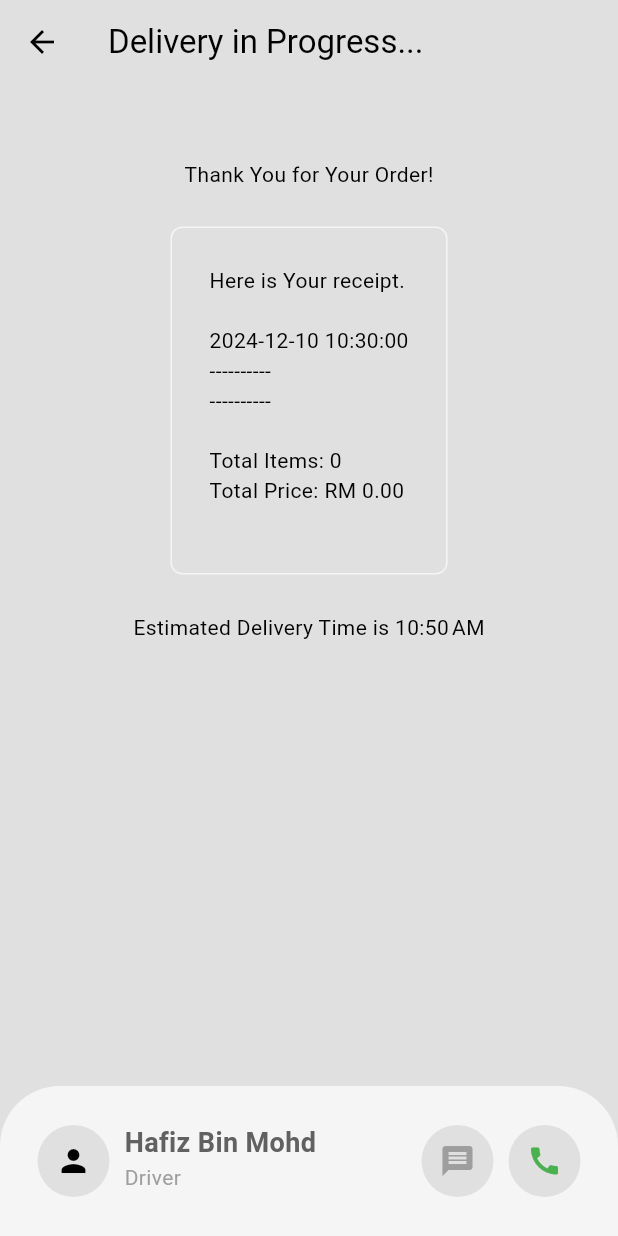
After one commit to Abdallemo/DoorDash-Smart-Food-App, a Flutter app: the DeliveryProgressPage screen opened directly, on a phone screen of 412 x 824 dp. The commit adds this screen. Run offline on Flutter 3.47's test engine with Material 3 defaults, Android fonts, the phone set to English and light mode, and no system bars; our stand-ins replace firebase_core, flutter_credit_card; accounts and stored records are empty.

Commit message:
time for backend

```diff
--- a/lib/Models/cart_item.dart
+++ b/lib/Models/cart_item.dart
@@ -1,5 +1,4 @@
 import 'package:dashdoor/Models/food.dart';
-import 'package:flutter/material.dart';
 
 class CartItem {
   Food food;
--- a/lib/Models/food.dart
+++ b/lib/Models/food.dart
@@ -33,7 +33,7 @@ enum FoodCatagory
 
 class Addon{
   String name;
-  num price;
+  double price;
 
   Addon({
     required this.name,
--- a/lib/Models/resturent.dart
+++ b/lib/Models/resturent.dart
@@ -2,6 +2,7 @@ import 'package:collection/collection.dart';
 import 'package:dashdoor/Models/cart_item.dart';
 import 'package:dashdoor/Models/food.dart';
 import 'package:flutter/material.dart';
+import 'package:intl/intl.dart';
 
 class Resturent extends ChangeNotifier {
   final List<Food> _fullmenu = [
@@ -410,7 +411,6 @@ class Resturent extends ChangeNotifier {
   final List<CartItem> _cart = [];
   List<CartItem> get cart => _cart;
 
-
   //OP
   void addToCart(Food food, List<Addon> selectedAddons) {
     CartItem? cartItem = _cart.firstWhereOrNull((item) {
@@ -429,59 +429,91 @@ class Resturent extends ChangeNotifier {
     notifyListeners();
   }
 
-
-
-  void removeFromCart(CartItem cartItem){
+  void removeFromCart(CartItem cartItem) {
     int cartIndex = _cart.indexOf(cartItem);
 
-    if (cartIndex!=-1) {
-      if (_cart[cartIndex].quantity>1) {
-        _cart[cartIndex].quantity --;
-
-      }else{
+    if (cartIndex != -1) {
+      if (_cart[cartIndex].quantity > 1) {
+        _cart[cartIndex].quantity--;
+      } else {
         _cart.removeAt(cartIndex);
       }
     }
     notifyListeners();
   }
 
-
-  double getTotalPrice(){
+  double getTotalPrice() {
     double total = 0.0;
 
-    for(CartItem cartItem in _cart){
+    for (CartItem cartItem in _cart) {
       double itemTotal = cartItem.food.price;
       for (Addon addon in cartItem.selectedAddons) {
         itemTotal += addon.price;
       }
 
       total += itemTotal * cartItem.quantity;
-
-
     }
 
     return total;
   }
 
-
   //total item Count;
-  int getTotalItemCount(){
+  int getTotalItemCount() {
     int totalItemCount = 0;
-    for(CartItem cartItem in _cart){
+    for (CartItem cartItem in _cart) {
       totalItemCount += cartItem.quantity;
     }
 
     return totalItemCount;
   }
 
-
   //clearing cart code
 
-
-  void clearCart(){
+  void clearCart() {
     _cart.clear();
     notifyListeners();
   }
 
+//report Generator
 
+  String displayCartReceipt() {
+    final receipt = StringBuffer();
+    receipt.writeln("Here is Your receipt.");
+    receipt.writeln();
+
+    //fomtd dte
+
+    String formatedDate =
+        DateFormat('yyyy-MM-dd HH:mm:ss').format(DateTime.now());
+    receipt.writeln(formatedDate);
+    receipt.writeln("----------");
+    for (final cartItem in _cart) {
+      receipt.writeln(
+          "${cartItem.quantity} X ${cartItem.food.name} - ${_formatPrice(cartItem.food.price)}");
+      if (cartItem.selectedAddons.isNotEmpty) {
+        receipt
+            .writeln("   Add-ons: ${_formatAddons(cartItem.selectedAddons)}");
+      }
+      receipt.writeln();
+
+    }
+    receipt.writeln("----------");
+      receipt.writeln();
+    receipt.writeln("Total Items: ${getTotalItemCount()}");
+    receipt.writeln("Total Price: ${_formatPrice(getTotalPrice())}");
+
+    return receipt.toString();
+
+
+  }
+
+  String _formatPrice(double pirce) {
+    return "RM ${pirce.toStringAsFixed(2)}";
+  }
+
+  String _formatAddons(List<Addon> addons) {
+    return addons
+        .map((addon) => "${addon.name} (${_formatPrice(addon.price)})")
+        .join(", ");
+  }
 }
--- a/lib/components/my_drawer.dart
+++ b/lib/components/my_drawer.dart
@@ -8,7 +8,7 @@ class MyDrawer extends StatelessWidget {
   @override
   Widget build(BuildContext context) {
     return Drawer(
-      backgroundColor: Theme.of(context).colorScheme.background,
+      backgroundColor: Theme.of(context).colorScheme.surface,
       child: Column(
         children: [
           //logo
--- a/lib/components/my_quantity_selector.dart
+++ b/lib/components/my_quantity_selector.dart
@@ -1,4 +1,4 @@
-import 'dart:math';
+
 
 import 'package:dashdoor/Models/food.dart';
 import 'package:flutter/material.dart';
@@ -20,7 +20,7 @@ class QuantitySelector extends StatelessWidget {
   Widget build(BuildContext context) {
     return Container(
       decoration: BoxDecoration(
-        color: Theme.of(context).colorScheme.background,
+        color: Theme.of(context).colorScheme.surface,
         borderRadius: BorderRadius.circular(50),
       ),
       padding: const EdgeInsets.all(8),
--- /dev/null
+++ b/lib/components/my_reciept.dart
@@ -0,0 +1,40 @@
+import 'package:dashdoor/Models/resturent.dart';
+import 'package:flutter/material.dart';
+import 'package:provider/provider.dart';
+import 'package:intl/intl.dart'; // For formatting time
+class MyReciept extends StatelessWidget {
+  const MyReciept({super.key});
+
+
+  @override
+
+  Widget build(BuildContext context) {
+        // Calculate the estimated delivery time
+    DateTime now = DateTime.now();
+    DateTime estimatedTime = now.add(const Duration(minutes: 20));
+    String formattedTime = DateFormat.jm().format(estimatedTime);
+    return Padding(
+      padding: const EdgeInsets.only(left: 25, right: 25, bottom: 25,top: 50),
+      child: Center(
+
+        child: Column(
+          mainAxisAlignment: MainAxisAlignment.center,
+          children: [
+            const Text("Thank You for Your Order!"),
+            const SizedBox(height: 25,),
+            Container(
+              decoration: BoxDecoration(
+                  border:
+                      Border.all(color: Theme.of(context).colorScheme.secondary),
+                  borderRadius: BorderRadius.circular(8)),
+              padding: const EdgeInsets.all(25),
+              child: Consumer<Resturent>(builder: (context,resturent,child)=>Text(resturent.displayCartReceipt()),),
+            ),
+            const SizedBox(height: 25,),
+            Text("Estimated Delivery Time is $formattedTime"),
+          ],
+        ),
+      ),
+    );
+  }
+}
--- a/lib/components/my_sliver_app_bar.dart
+++ b/lib/components/my_sliver_app_bar.dart
@@ -17,7 +17,7 @@ class MySliverAppBar extends StatelessWidget {
         Navigator.push(context, MaterialPageRoute(builder: (context)=> const CartPage()));
       }, icon: const Icon(Icons.shopping_cart_outlined))],
       centerTitle: true,
-      backgroundColor: Theme.of(context).colorScheme.background,
+      backgroundColor: Theme.of(context).colorScheme.surface,
       foregroundColor: Theme.of(context).colorScheme.inversePrimary,
       title:const Text("Door Dash"),
       flexibleSpace: FlexibleSpaceBar(
--- /dev/null
+++ b/lib/pages/delivery_progress_page.dart
@@ -0,0 +1,86 @@
+import 'package:dashdoor/components/my_reciept.dart';
+import 'package:flutter/material.dart';
+
+class DeliveryProgressPage extends StatelessWidget {
+  const DeliveryProgressPage({super.key});
+
+  @override
+  Widget build(BuildContext context) {
+    return Scaffold(
+      appBar: AppBar(
+        title: const Text("Delivery in Progress..."),
+      ),
+      bottomNavigationBar: _buildBottomNavBar(context),
+      body: const Column(
+        children: [
+          MyReciept(),
+        ],
+      ),
+    );
+  }
+
+  //mycustome for driver
+  Widget _buildBottomNavBar(BuildContext context) {
+    return Container(
+      height: 100,
+      decoration: BoxDecoration(
+          color: Theme.of(context).colorScheme.secondary,
+          borderRadius: BorderRadius.only(
+              topLeft: Radius.circular(40), topRight: Radius.circular(40))),
+      padding: const EdgeInsets.all(25),
+      child: Row(
+        children: [
+          //driver profile pcis
+          Container(
+            decoration: BoxDecoration(
+                color: Theme.of(context).colorScheme.surface,
+                shape: BoxShape.circle),
+            child: IconButton(onPressed: () {}, icon: Icon(Icons.person)),
+          ),
+
+          SizedBox(
+            width: 10,
+          ),
+          //driver detaisl
+          Column(
+            crossAxisAlignment: CrossAxisAlignment.start,
+            children: [
+              Text(
+                "Hafiz Bin Mohd",
+                style: TextStyle(
+                    fontWeight: FontWeight.bold,
+                    fontSize: 18,
+                    color: Theme.of(context).colorScheme.inversePrimary),
+              ),
+              Text(
+                "Driver",
+                style: TextStyle(color: Theme.of(context).colorScheme.primary),
+              ),
+            ],
+          ),
+          const Spacer(),
+
+          Row(
+            children: [
+              //mssg btn
+              Container(
+                decoration: BoxDecoration(
+                    color: Theme.of(context).colorScheme.surface,
+                    shape: BoxShape.circle),
+                child: IconButton(onPressed: () {}, icon: Icon(Icons.message,color: Theme.of(context).colorScheme.primary,)),
+              ),
+              const SizedBox(width: 10,),
+              //call btn
+              Container(
+                decoration: BoxDecoration(
+                    color: Theme.of(context).colorScheme.surface,
+                    shape: BoxShape.circle),
+                child: IconButton(onPressed: () {}, icon: Icon(Icons.call,color: Colors.green,)),
+              ),
+            ],
+          )
+        ],
+      ),
+    );
+  }
+}
--- a/lib/pages/home_page.dart
+++ b/lib/pages/home_page.dart
@@ -63,7 +63,7 @@ class _HomePageState extends State<HomePage>
   @override
   Widget build(BuildContext context) {
     return Scaffold(
-        // backgroundColor: Theme.of(context).colorScheme.background,
+        backgroundColor: Theme.of(context).colorScheme.secondary,
         drawer: const MyDrawer(),
         body: NestedScrollView(
             headerSliverBuilder: (context, innerBoxIsScrolled) => [
--- a/lib/pages/login_page.dart
+++ b/lib/pages/login_page.dart
@@ -28,7 +28,7 @@ class _LoginPageState extends State<LoginPage> {
   @override
   Widget build(BuildContext context) {
     return Scaffold(
-      backgroundColor: Theme.of(context).colorScheme.background,
+      backgroundColor: Theme.of(context).colorScheme.surface,
       body: Center(
         child: Column(
           mainAxisAlignment: MainAxisAlignment.center,
--- a/lib/pages/register_page.dart
+++ b/lib/pages/register_page.dart
@@ -22,7 +22,7 @@ class _RegisterPageState extends State<RegisterPage> {
   @override
   Widget build(BuildContext context) {
     return Scaffold(
-      backgroundColor: Theme.of(context).colorScheme.background,
+      backgroundColor: Theme.of(context).colorScheme.surface,
       body: Center(
         child: Column(
           mainAxisAlignment: MainAxisAlignment.center,
--- a/lib/pages/settings_page.dart
+++ b/lib/pages/settings_page.dart
@@ -11,9 +11,9 @@ class SettingsPage extends StatelessWidget {
     return Scaffold(
       appBar: AppBar(
         title: Text("Settings"),
-        backgroundColor: Theme.of(context).colorScheme.background,
+        backgroundColor: Theme.of(context).colorScheme.surface,
       ),
-      backgroundColor: Theme.of(context).colorScheme.background,
+      backgroundColor: Theme.of(context).colorScheme.surface,
       body: Column(
         children: [
           Container(
--- a/lib/themes/dark_mode.dart
+++ b/lib/themes/dark_mode.dart
@@ -2,7 +2,7 @@ import 'package:flutter/material.dart';
 
 ThemeData darkMode = ThemeData(
     colorScheme: ColorScheme.dark(
-        background: const Color.fromARGB(255, 20 , 20, 20),
+        surface: const Color.fromARGB(255, 20 , 20, 20),
         primary: const Color.fromARGB(255, 122 , 122, 122),
         secondary: const Color.fromARGB(255, 30 , 30, 30),
         tertiary: const Color.fromARGB(255, 47 , 47, 47),
--- a/lib/themes/light_mode.dart
+++ b/lib/themes/light_mode.dart
@@ -2,7 +2,7 @@ import 'package:flutter/material.dart';
 
 ThemeData lightMode = ThemeData(
     colorScheme: ColorScheme.light(
-        background: Colors.grey.shade300,
+        surface: Colors.grey.shade300,
         primary: Colors.grey.shade500,
         secondary: Colors.grey.shade100,
         tertiary: Colors.white,
--- a/pubspec.yaml
+++ b/pubspec.yaml
@@ -39,6 +39,10 @@ dependencies:
   cupertino_icons: ^1.0.8
   provider: ^6.1.2
   collection: ^1.18.0
+  flutter_credit_card: ^4.0.1
+  intl: ^0.20.1
+  firebase_core: ^3.8.1
+  firebase_auth: ^5.3.4
 
 dev_dependencies:
   flutter_test:
```
Also changed, not shown: lib/components/my_cart_tile.dart (+49 -5 lines), lib/main.dart (+14 -9 lines), lib/pages/cart_page.dart (+43 -0 lines), lib/pages/payment_page.dart (added, +97 -0 lines), firebase.json (added), lib/firebase_options.dart (added), pubspec.lock, 7 other files.
